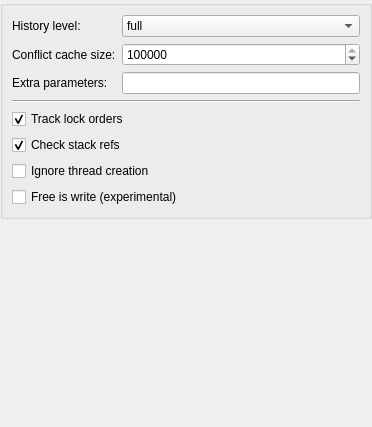
KDE/kdev-valgrind, file tools/helgrind/configpage.ui: the form before one commit.
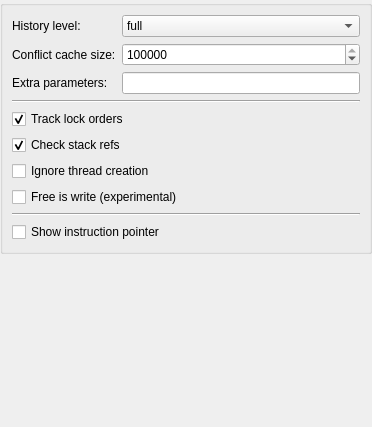
The form after the commit.

Commit message: UI fixes for tools config pages

```diff
--- a/tools/helgrind/configpage.ui
+++ b/tools/helgrind/configpage.ui
@@ -180,6 +180,20 @@
         </property>
        </widget>
       </item>
+      <item>
+       <widget class="Line" name="line_2">
+        <property name="orientation">
+         <enum>Qt::Horizontal</enum>
+        </property>
+       </widget>
+      </item>
+      <item>
+       <widget class="QCheckBox" name="showInstructionPointer">
+        <property name="text">
+         <string>Show instruction pointer</string>
+        </property>
+       </widget>
+      </item>
      </layout>
     </widget>
    </item>
```
The commit also changes 3 other files.
